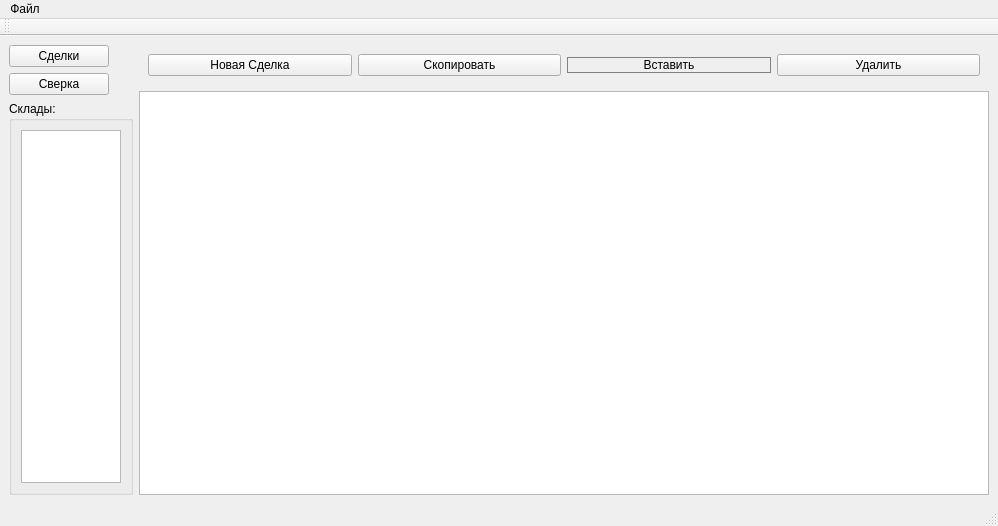
Nemoy123/Tranzit-LSD, file mainwindow.ui: the form before one commit.
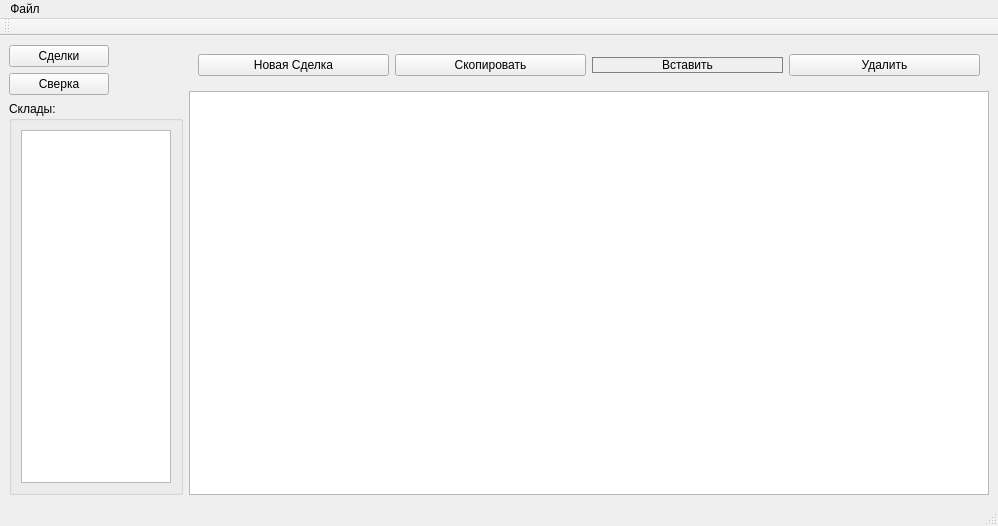
The form after the commit.

Diff of the .ui file:
```diff
--- a/mainwindow.ui
+++ b/mainwindow.ui
@@ -70,7 +70,7 @@
           <widget class="QListWidget" name="listWidget">
            <property name="maximumSize">
             <size>
-             <width>100</width>
+             <width>150</width>
              <height>16777215</height>
             </size>
            </property>
```
